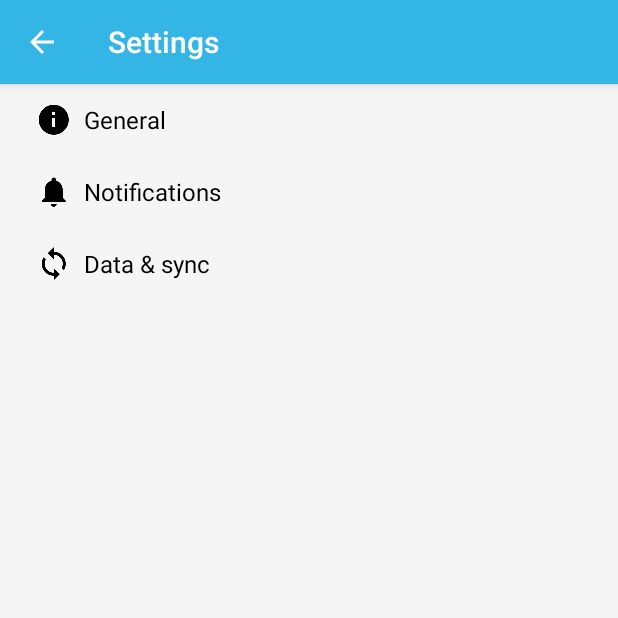
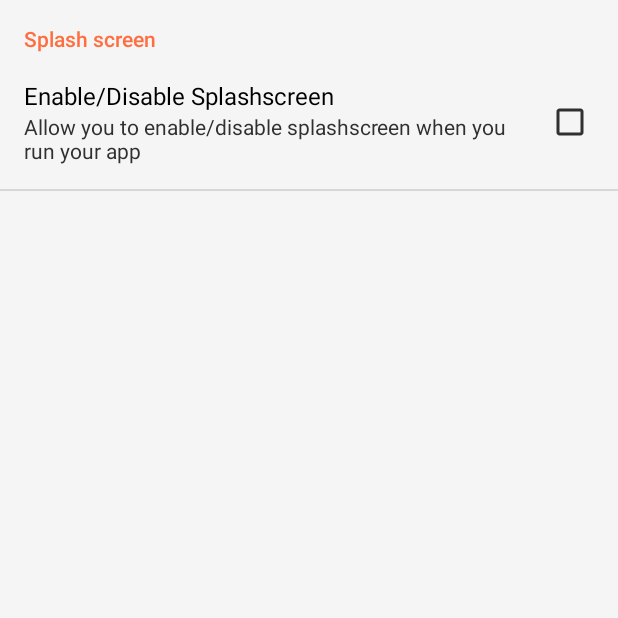
Before and after one commit to acailic/LeagueReporter, an Android app: the fragment DialogTeam placed in its activity, in the options menu, after a tap on "Settings", on a phone screen of 412 x 824 dp, the top half of it. Run offline under Robolectric (Android 15) with nearby library versions, the phone set to English and light mode, and no system bars; libraries missing offline, so code that uses them is left out: com.nostra13.universalimageloader; 2 statements that could not run were skipped.

Commit message:
Changed splash and settings.

```diff
--- /dev/null
+++ b/mobile/src/main/java/pma/leaguereporter/view/activitys/AppPreferenceActivity.java
@@ -0,0 +1,53 @@
+package pma.leaguereporter.view.activitys;
+
+import android.os.Bundle;
+import android.preference.PreferenceActivity;
+import android.preference.PreferenceFragment;
+import android.support.v4.app.NavUtils;
+import android.view.MenuItem;
+import pma.leaguereporter.R;
+
+/**
+ * Created by Aleksandar on 9/3/2016.
+ */
+public class AppPreferenceActivity extends PreferenceActivity {
+
+    @SuppressWarnings("deprecation")
+    @Override
+    protected void onCreate(Bundle savedInstanceState) {
+        // TODO Auto-generated method stub
+        super.onCreate(savedInstanceState);
+
+//		addPreferencesFromResource(R.xml.preferences);
+        getFragmentManager().beginTransaction().replace(android.R.id.content,
+                new PrefsFragment()).commit();
+    }
+
+    @Override
+    public boolean onOptionsItemSelected(MenuItem item) {
+        switch (item.getItemId()) {
+            // Respond to the action bar's Up/Home button
+            case android.R.id.home:
+                NavUtils.navigateUpFromSameTask(this);
+                return true;
+        }
+        return super.onOptionsItemSelected(item);
+    }
+
+    @Override
+    protected void onResume() {
+        // TODO Auto-generated method stub
+        super.onResume();
+    }
+
+    public static class PrefsFragment extends PreferenceFragment {
+
+        @Override
+        public void onCreate(Bundle savedInstanceState) {
+            super.onCreate(savedInstanceState);
+
+            // Load the preferences from an XML resource
+            addPreferencesFromResource(R.xml.preferences);
+        }
+    }
+}
--- a/mobile/src/main/java/pma/leaguereporter/view/activitys/MainActivity.java
+++ b/mobile/src/main/java/pma/leaguereporter/view/activitys/MainActivity.java
@@ -176,7 +176,7 @@ public class MainActivity extends AppCompatActivity implements EventListener {
 				break;
 
 			case Const.EVENT_CODE_SHOW_SETTINGS:
-				 startActivity(new Intent(this, SettingsActivity.class));
+				 startActivity(new Intent(this, AppPreferenceActivity.class));
 
 				break;
 
--- a/mobile/src/main/java/pma/leaguereporter/view/activitys/SplashActivity.java
+++ b/mobile/src/main/java/pma/leaguereporter/view/activitys/SplashActivity.java
@@ -8,7 +8,7 @@ import android.os.SystemClock;
 import android.preference.PreferenceManager;
 
 import pma.leaguereporter.R;
-
+import pma.leaguereporter.R;
 /**
  * Created by a.ilic on 8/25/2016.
  */
--- a/mobile/src/main/res/xml/pref_data_sync.xml
+++ /dev/null
@@ -1,21 +0,0 @@
-<PreferenceScreen xmlns:android="http://schemas.android.com/apk/res/android">
-
-    <!-- NOTE: Hide buttons to simplify the UI. Users can touch outside the dialog to
-         dismiss it. -->
-    <!-- NOTE: ListPreference's summary should be set to its value by the activity code. -->
-    <ListPreference
-        android:defaultValue="180"
-        android:entries="@array/pref_sync_frequency_titles"
-        android:entryValues="@array/pref_sync_frequency_values"
-        android:key="sync_frequency"
-        android:negativeButtonText="@null"
-        android:positiveButtonText="@null"
-        android:title="@string/pref_title_sync_frequency" />
-
-    <!-- This preference simply launches an intent when selected. Use this UI sparingly, per
-         design guidelines. -->
-    <Preference android:title="@string/pref_title_system_sync_settings">
-        <intent android:action="android.settings.SYNC_SETTINGS" />
-    </Preference>
-
-</PreferenceScreen>
--- a/mobile/src/main/res/xml/pref_general.xml
+++ /dev/null
@@ -1,33 +0,0 @@
-<PreferenceScreen xmlns:android="http://schemas.android.com/apk/res/android">
-
-    <SwitchPreference
-        android:defaultValue="true"
-        android:key="example_switch"
-        android:summary="@string/pref_description_social_recommendations"
-        android:title="@string/pref_title_social_recommendations" />
-
-    <!-- NOTE: EditTextPreference accepts EditText attributes. -->
-    <!-- NOTE: EditTextPreference's summary should be set to its value by the activity code. -->
-    <EditTextPreference
-        android:capitalize="words"
-        android:defaultValue="@string/pref_default_display_name"
-        android:inputType="textCapWords"
-        android:key="example_text"
-        android:maxLines="1"
-        android:selectAllOnFocus="true"
-        android:singleLine="true"
-        android:title="@string/pref_title_display_name" />
-
-    <!-- NOTE: Hide buttons to simplify the UI. Users can touch outside the dialog to
-         dismiss it. -->
-    <!-- NOTE: ListPreference's summary should be set to its value by the activity code. -->
-    <ListPreference
-        android:defaultValue="-1"
-        android:entries="@array/pref_example_list_titles"
-        android:entryValues="@array/pref_example_list_values"
-        android:key="example_list"
-        android:negativeButtonText="@null"
-        android:positiveButtonText="@null"
-        android:title="@string/pref_title_add_friends_to_messages" />
-
-</PreferenceScreen>
--- a/mobile/src/main/res/xml/pref_headers.xml
+++ /dev/null
@@ -1,20 +0,0 @@
-<preference-headers xmlns:android="http://schemas.android.com/apk/res/android">
-
-    <!-- These settings headers are only used on tablets. -->
-
-    <header
-        android:fragment="com.leaguereporter.view.activitys.SettingsActivity$GeneralPreferenceFragment"
-        android:icon="@drawable/ic_info_black_24dp"
-        android:title="@string/pref_header_general" />
-
-    <header
-        android:fragment="com.leaguereporter.view.activitys.SettingsActivity$NotificationPreferenceFragment"
-        android:icon="@drawable/ic_notifications_black_24dp"
-        android:title="@string/pref_header_notifications" />
-
-    <header
-        android:fragment="com.leaguereporter.view.activitys.SettingsActivity$DataSyncPreferenceFragment"
-        android:icon="@drawable/ic_sync_black_24dp"
-        android:title="@string/pref_header_data_sync" />
-
-</preference-headers>
--- a/mobile/src/main/res/xml/pref_notification.xml
+++ /dev/null
@@ -1,27 +0,0 @@
-<PreferenceScreen xmlns:android="http://schemas.android.com/apk/res/android">
-
-    <!-- A 'parent' preference, which enables/disables child preferences (below)
-         when checked/unchecked. -->
-    <SwitchPreference
-        android:defaultValue="true"
-        android:key="notifications_new_message"
-        android:title="@string/pref_title_new_message_notifications" />
-
-    <!-- Allows the user to choose a ringtone in the 'notification' category. -->
-    <!-- NOTE: This preference will be enabled only when the checkbox above is checked. -->
-    <!-- NOTE: RingtonePreference's summary should be set to its value by the activity code. -->
-    <RingtonePreference
-        android:defaultValue="content://settings/system/notification_sound"
-        android:dependency="notifications_new_message"
-        android:key="notifications_new_message_ringtone"
-        android:ringtoneType="notification"
-        android:title="@string/pref_title_ringtone" />
-
-    <!-- NOTE: This preference will be enabled only when the checkbox above is checked. -->
-    <SwitchPreference
-        android:defaultValue="true"
-        android:dependency="notifications_new_message"
-        android:key="notifications_new_message_vibrate"
-        android:title="@string/pref_title_vibrate" />
-
-</PreferenceScreen>
--- /dev/null
+++ b/mobile/src/main/res/xml/preferences.xml
@@ -0,0 +1,17 @@
+<?xml version="1.0" encoding="utf-8"?>
+<PreferenceScreen xmlns:android="http://schemas.android.com/apk/res/android" >
+
+    <PreferenceCategory
+        android:title="Splash screen"
+        android:key="splash_screen">
+
+        <CheckBoxPreference
+            android:defaultValue="true"
+            android:key="@string/pref_splash"
+            android:summary="Allow you to enable/disable splashscreen when you run your app"
+            android:title="Enable/Disable Splashscreen" />
+
+    </PreferenceCategory>
+
+
+</PreferenceScreen>
```
Also changed, not shown: mobile/src/main/AndroidManifest.xml (+5 -11 lines), mobile/src/main/java/pma/leaguereporter/controllers/DBManager.java (+10 -2 lines), mobile/src/main/java/pma/leaguereporter/view/activitys/SettingsActivity.java (deleted, +0 -270 lines).
